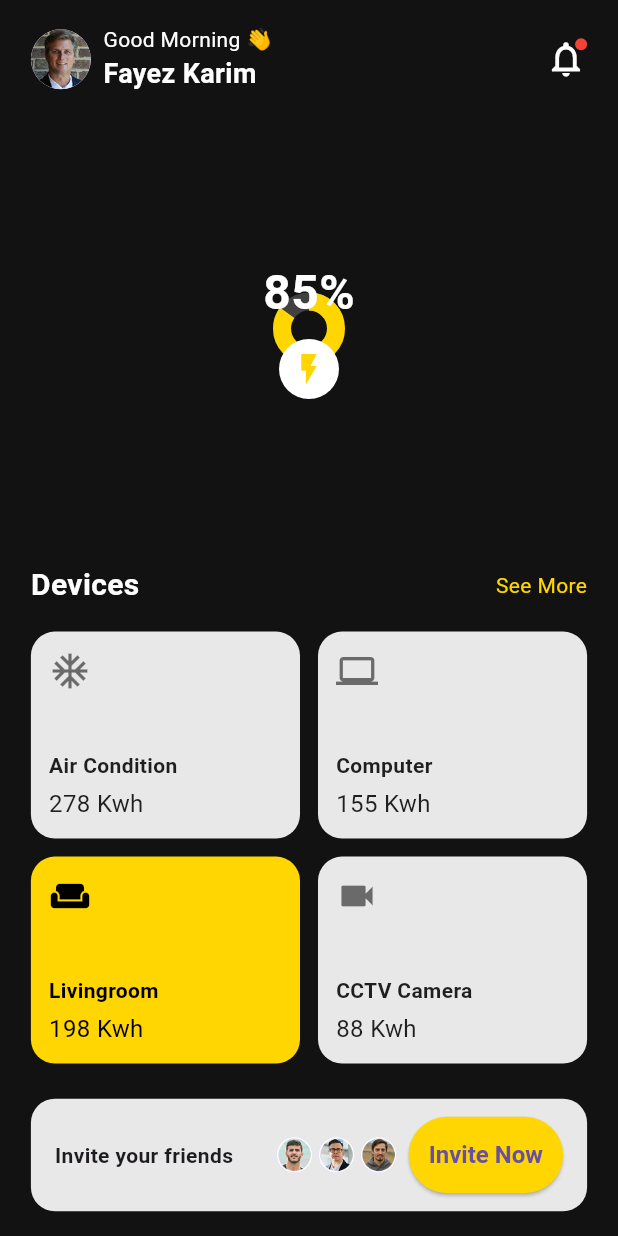
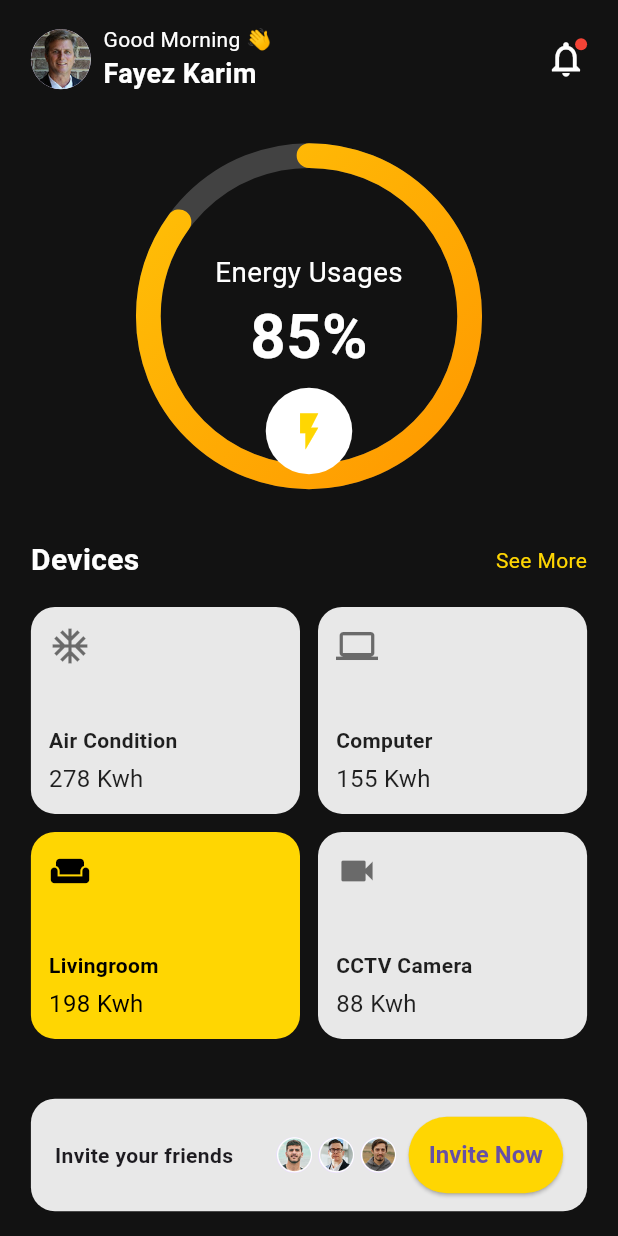
Before and after one commit to Elrmady09/solar_panel_monitoring_app, a Flutter app: the HomePage screen opened directly, on a phone screen of 412 x 824 dp. Run offline on Flutter 3.47's test engine with Material 3 defaults, Android fonts, the light colour scheme and no system bars; drawn by our look-alikes of percent_indicator; missing offline and left inert: dart:ffi.

Commit message:
edit home page

```diff
--- a/lib/features/home/presentation/widgets/energy_usage_circle.dart
+++ b/lib/features/home/presentation/widgets/energy_usage_circle.dart
@@ -1,58 +1,68 @@
 import 'package:flutter/material.dart';
+import 'package:percent_indicator/circular_percent_indicator.dart';
+
+import 'package:provider/provider.dart';
 
 import '../../../../core/constants/app_colors.dart';
+import '../../logic/home_provider.dart';
 
 
 class EnergyUsageCircle extends StatelessWidget {
-  final double percent;
-  const EnergyUsageCircle({Key? key, required this.percent}) : super(key: key);
+  const EnergyUsageCircle({super.key});
 
   @override
   Widget build(BuildContext context) {
-    final double size = MediaQuery.of(context).size.width * 0.6;
-    return SizedBox(
-      width: size,
-      height: size,
-      child: Stack(
+    final size = MediaQuery.of(context).size;
+    final usage = context.watch<HomeProvider>().usagePercent;
+
+    return Stack(
       alignment: Alignment.center,
       children: [
-          // الخلفية الرمادية
-          CircularProgressIndicator(
-            value: 1.0,
-            strokeWidth: 12,
-            valueColor: AlwaysStoppedAnimation(AppColors.white.withOpacity(0.2)),
+        CircularPercentIndicator(
+          radius: size.width * 0.28,
+          lineWidth: size.width * 0.04,
+          percent: usage,
+          circularStrokeCap: CircularStrokeCap.round,
+          backgroundColor: Colors.grey.shade800,
+          linearGradient: const LinearGradient(
+            colors: [Color(0xFFFFC107), Color(0xFFFF9800)],
+            begin: Alignment.topLeft,
+            end: Alignment.bottomRight,
           ),
-          // الجزء الأبيض
-          CircularProgressIndicator(
-            value: 1.0 - percent,
-            strokeWidth: 12,
-            valueColor: AlwaysStoppedAnimation(AppColors.white.withOpacity(0.5)),
         ),
-          // الجزء الأصفر
-          CircularProgressIndicator(
-            value: percent,
-            strokeWidth: 12,
-            valueColor: AlwaysStoppedAnimation(AppColors.yellow),
-          ),
-          // النص والرمز
         Column(
           mainAxisSize: MainAxisSize.min,
           children: [
-              Text('${(percent * 100).toInt()}%',
-                  style: const TextStyle(color: AppColors.white, fontSize: 32, fontWeight: FontWeight.bold)),
-              const SizedBox(height: 8),
-              Container(
-                decoration: const BoxDecoration(
-                  color: AppColors.white,
-                  shape: BoxShape.circle,
+            Text(
+              "Energy Usages",
+              style: TextStyle(
+                fontSize: size.width * 0.045,
+                color: Colors.white,
               ),
-                padding: const EdgeInsets.all(8),
-                child: const Icon(Icons.flash_on, color: AppColors.yellow),
+            ),
+            Text(
+              "${(usage * 100).toInt()}%",
+              style: TextStyle(
+                fontSize: size.width * 0.1,
+                fontWeight: FontWeight.bold,
+                color: Colors.white,
+              ),
             ),
           ],
         ),
+        Positioned(
+          bottom: 10,
+          child: CircleAvatar(
+            backgroundColor: Colors.white,
+            radius: size.width * 0.07,
+            child: Icon(
+              Icons.flash_on,
+              color: AppColors.yellow,
+              size: size.width * 0.07,
+            ),
+          ),
+        ),
       ],
-      ),
     );
   }
 }
--- a/lib/features/home/presentation/widgets/home content.dart
+++ b/lib/features/home/presentation/widgets/home content.dart
@@ -64,7 +64,7 @@ class HomeContent extends StatelessWidget {
           const HeightSpace(space: 0.04),
 
           // دائرة الطاقة
-          EnergyUsageCircle(percent: prov.usagePercent),
+          EnergyUsageCircle(),
 
           const HeightSpace(space: 0.04),
 
--- a/pubspec.yaml
+++ b/pubspec.yaml
@@ -35,6 +35,7 @@ dependencies:
   # Use with the CupertinoIcons class for iOS style icons.
   cupertino_icons: ^1.0.8
   provider: ^6.1.5
+  percent_indicator: ^4.2.5
 
 dev_dependencies:
   flutter_test:
```
Also changed, not shown: pubspec.lock. Lines whose indentation alone changed are shown as unchanged.
